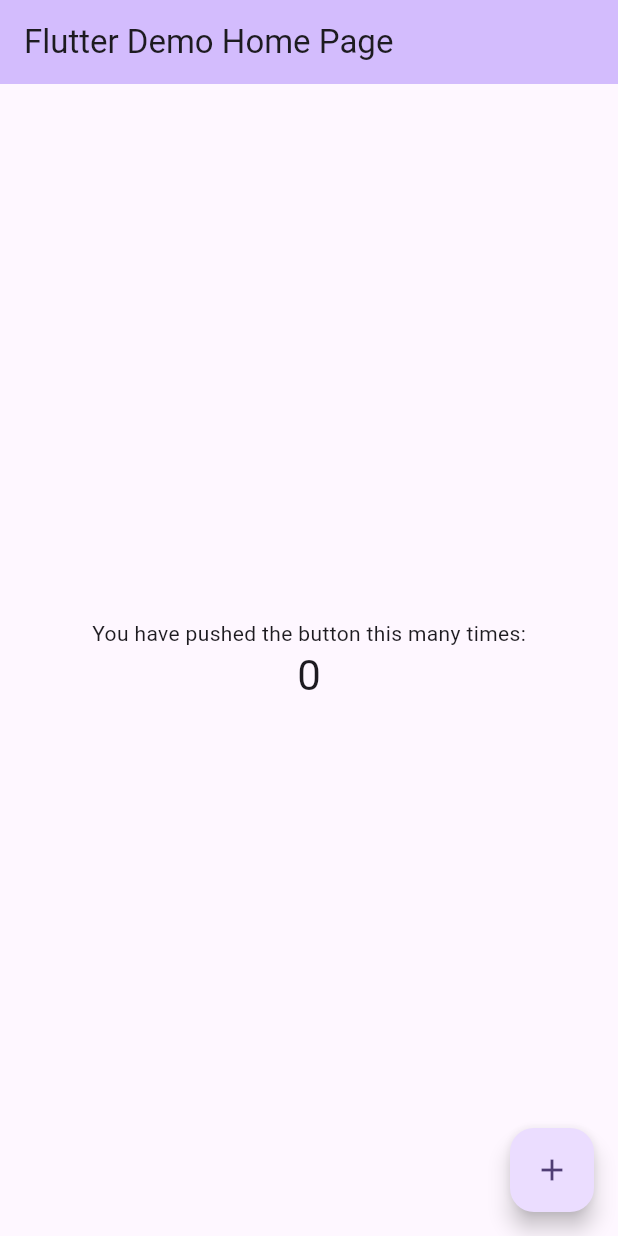
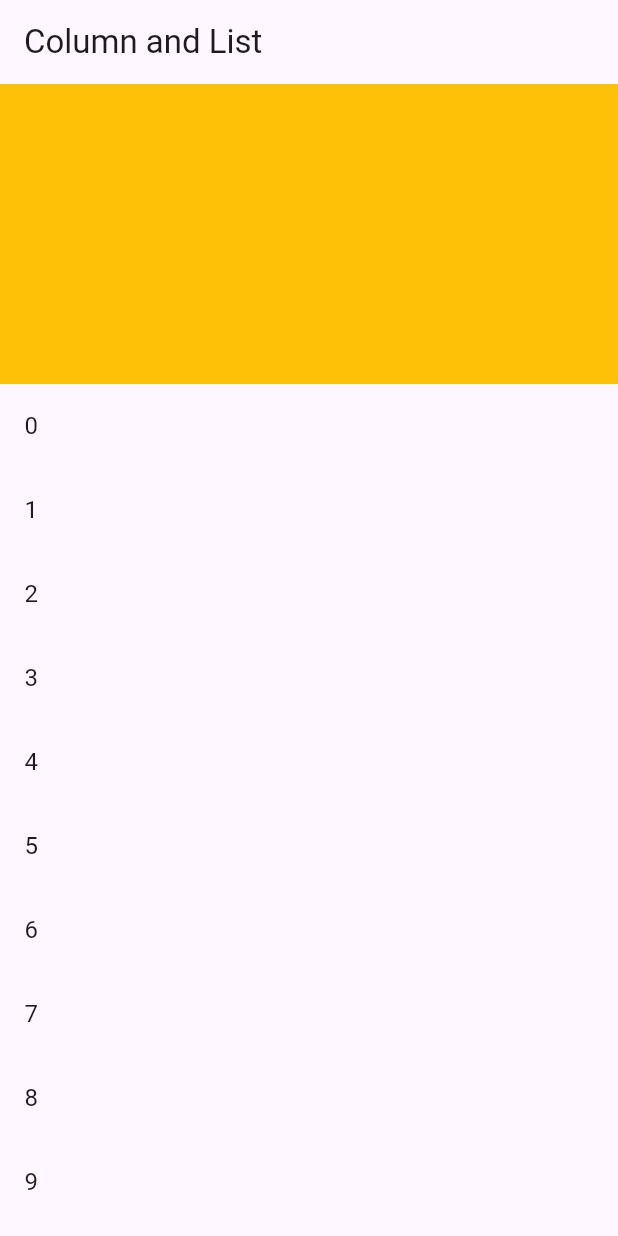
Before and after one commit to a-kabeer/flutter-column-and-list, a Flutter app: the screen it shows after launch, on a phone screen of 412 x 824 dp. Run offline on Flutter 3.47's test engine with Material 3 defaults, Android fonts, the phone set to English and light mode, and no system bars.

Commit message:
first commit

```diff
--- /dev/null
+++ b/lib/column_and_list.dart
@@ -0,0 +1,30 @@
+import 'package:flutter/material.dart';
+
+class ColumnAndList extends StatelessWidget {
+  const ColumnAndList({super.key});
+
+  @override
+  Widget build(BuildContext context) {
+    return Scaffold(
+      appBar: AppBar(
+        title: const Text('Column and List'),
+      ),
+      body: Column(
+        children: [
+          Container(
+            height: 200,
+            color: Colors.amber,
+          ),
+          Expanded(
+            child: ListView.builder(
+              itemBuilder: (context, index) => ListTile(
+                title: Text('$index'),
+              ),
+              itemCount: 20,
+            ),
+          )
+        ],
+      ),
+    );
+  }
+}
--- a/lib/main.dart
+++ b/lib/main.dart
@@ -1,3 +1,4 @@
+import 'package:columnandlist/column_and_list.dart';
 import 'package:flutter/material.dart';
 
 void main() {
@@ -31,95 +32,7 @@
         colorScheme: ColorScheme.fromSeed(seedColor: Colors.deepPurple),
         useMaterial3: true,
       ),
-      home: const MyHomePage(title: 'Flutter Demo Home Page'),
+      home: const ColumnAndList(),
     );
   }
 }
-
-class MyHomePage extends StatefulWidget {
-  const MyHomePage({super.key, required this.title});
-
-  // This widget is the home page of your application. It is stateful, meaning
-  // that it has a State object (defined below) that contains fields that affect
-  // how it looks.
-
-  // This class is the configuration for the state. It holds the values (in this
-  // case the title) provided by the parent (in this case the App widget) and
-  // used by the build method of the State. Fields in a Widget subclass are
-  // always marked "final".
-
-  final String title;
-
-  @override
-  State<MyHomePage> createState() => _MyHomePageState();
-}
-
-class _MyHomePageState extends State<MyHomePage> {
-  int _counter = 0;
-
-  void _incrementCounter() {
-    setState(() {
-      // This call to setState tells the Flutter framework that something has
-      // changed in this State, which causes it to rerun the build method below
-      // so that the display can reflect the updated values. If we changed
-      // _counter without calling setState(), then the build method would not be
-      // called again, and so nothing would appear to happen.
-      _counter++;
-    });
-  }
-
-  @override
-  Widget build(BuildContext context) {
-    // This method is rerun every time setState is called, for instance as done
-    // by the _incrementCounter method above.
-    //
-    // The Flutter framework has been optimized to make rerunning build methods
-    // fast, so that you can just rebuild anything that needs updating rather
-    // than having to individually change instances of widgets.
-    return Scaffold(
-      appBar: AppBar(
-        // TRY THIS: Try changing the color here to a specific color (to
-        // Colors.amber, perhaps?) and trigger a hot reload to see the AppBar
-        // change color while the other colors stay the same.
-        backgroundColor: Theme.of(context).colorScheme.inversePrimary,
-        // Here we take the value from the MyHomePage object that was created by
-        // the App.build method, and use it to set our appbar title.
-        title: Text(widget.title),
-      ),
-      body: Center(
-        // Center is a layout widget. It takes a single child and positions it
-        // in the middle of the parent.
-        child: Column(
-          // Column is also a layout widget. It takes a list of children and
-          // arranges them vertically. By default, it sizes itself to fit its
-          // children horizontally, and tries to be as tall as its parent.
-          //
-          // Column has various properties to control how it sizes itself and
-          // how it positions its children. Here we use mainAxisAlignment to
-          // center the children vertically; the main axis here is the vertical
-          // axis because Columns are vertical (the cross axis would be
-          // horizontal).
-          //
-          // TRY THIS: Invoke "debug painting" (choose the "Toggle Debug Paint"
-          // action in the IDE, or press "p" in the console), to see the
-          // wireframe for each widget.
-          mainAxisAlignment: MainAxisAlignment.center,
-          children: <Widget>[
-            const Text(
-              'You have pushed the button this many times:',
-            ),
-            Text(
-              '$_counter',
-              style: Theme.of(context).textTheme.headlineMedium,
-            ),
-          ],
-        ),
-      ),
-      floatingActionButton: FloatingActionButton(
-        onPressed: _incrementCounter,
-        tooltip: 'Increment',
-        child: const Icon(Icons.add),
-      ), // This trailing comma makes auto-formatting nicer for build methods.
-    );
-  }
-}
```
